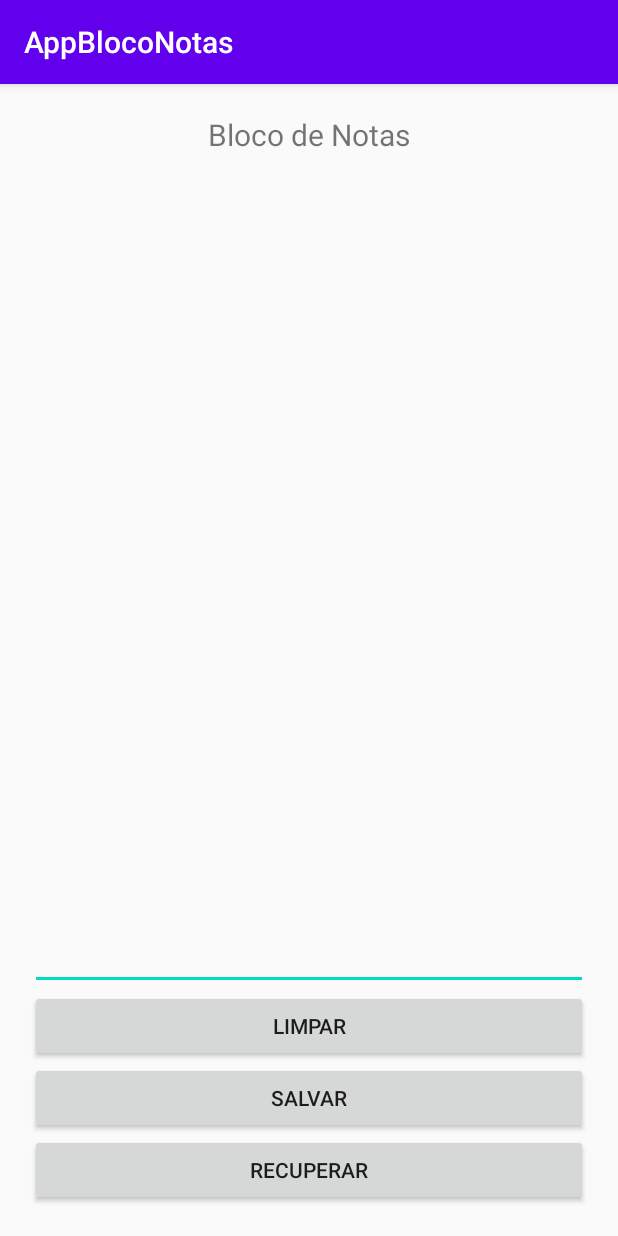
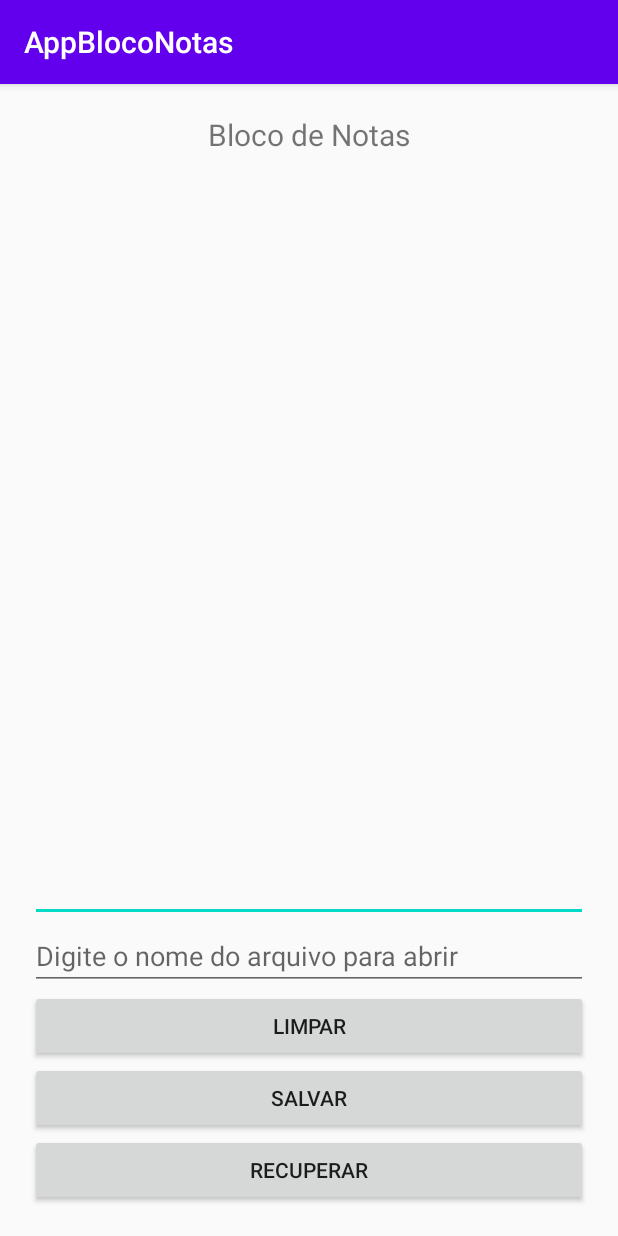
Before and after one commit to gmcalixto/androidapps-blocodenotas, an Android app: the screen it shows after launch (MainActivity), after a tap on "SALVAR", on a phone screen of 412 x 824 dp. Run offline under Robolectric (Android 15) with nearby library versions, the phone set to English and light mode, and no system bars.

Commit message:
Adicionando opção para gravar mais de um arquivo

```diff
--- a/app/src/main/java/com/example/appbloconotas/MainActivity.java
+++ b/app/src/main/java/com/example/appbloconotas/MainActivity.java
@@ -27,13 +27,14 @@ public class MainActivity extends AppCompatActivity {
         setContentView(R.layout.activity_main);
 
         //obtendo caminho de gravação do arquivos
-        this.fileName = getApplicationContext().getFilesDir().getPath().toString() + "/fiap.txt";
+        this.fileName = getApplicationContext().getFilesDir().getPath() + "/";
 
         //chamada dos elementos de tela em objetos
         final EditText contentBox = findViewById(R.id.contextBox);
-        Button btLimpar = findViewById(R.id.btLimpar);
-        Button btSalvar = findViewById(R.id.btSalvar);
-        Button btRecuperar = findViewById(R.id.btRecuperar);
+        final EditText fileNameToOpen = findViewById(R.id.txtNomeArquivo);
+        final Button btLimpar = findViewById(R.id.btLimpar);
+        final Button btSalvar = findViewById(R.id.btSalvar);
+        final Button btRecuperar = findViewById(R.id.btRecuperar);
 
         //listeners de tocar no botão para disparar eventos
         btLimpar.setOnClickListener(new View.OnClickListener() {
@@ -46,8 +47,16 @@ public class MainActivity extends AppCompatActivity {
         btSalvar.setOnClickListener(new View.OnClickListener() {
             @Override
             public void onClick(View v) {
-                String content = contentBox.getText().toString();
-                MainActivity.this.gravaDadosArquivo(fileName,content);
+                if(fileNameToOpen.getText().length() == 0){
+                    Toast.makeText(MainActivity.this, "Nome de arquivo vazio", Toast.LENGTH_SHORT).show();
+                }
+                else{
+                    String completeFN  = fileName + fileNameToOpen.getText().toString();
+                    String content = contentBox.getText().toString();
+                    MainActivity.this.gravaDadosArquivo(completeFN,content);
+                }
+
+
 
             }
         });
@@ -55,8 +64,14 @@ public class MainActivity extends AppCompatActivity {
         btRecuperar.setOnClickListener(new View.OnClickListener() {
             @Override
             public void onClick(View v) {
-                String content = recuperaDadosArquivo(fileName);
-                contentBox.setText(content);
+                if(fileNameToOpen.getText().length() == 0){
+                    Toast.makeText(MainActivity.this, "Nome de arquivo vazio", Toast.LENGTH_SHORT).show();
+                }
+                else{
+                    String completeFN  = fileName + fileNameToOpen.getText().toString();
+                    String content = recuperaDadosArquivo(completeFN);
+                    contentBox.setText(content);
+                }
             }
         });
 
@@ -68,6 +83,7 @@ public class MainActivity extends AppCompatActivity {
             OutputStreamWriter bufferSaida = new OutputStreamWriter(new FileOutputStream(fileName),"UTF-8");
             bufferSaida.write(data);
             bufferSaida.close();
+            Toast.makeText(this, "Salvo!", Toast.LENGTH_SHORT).show();
         }
         catch(FileNotFoundException e){
             Toast.makeText(this, "Falha na abertura do arquivo", Toast.LENGTH_SHORT).show();
@@ -93,6 +109,7 @@ public class MainActivity extends AppCompatActivity {
                 linha = bufferedReader.readLine();
             }
 
+            Toast.makeText(this, "Recuperado!", Toast.LENGTH_SHORT).show();
             return sb.toString();
 
         }
--- a/app/src/main/res/layout/activity_main.xml
+++ b/app/src/main/res/layout/activity_main.xml
@@ -24,6 +24,12 @@
         android:gravity="start|top"
         android:inputType="textMultiLine"/>
 
+    <EditText
+        android:id="@+id/txtNomeArquivo"
+        android:layout_width="match_parent"
+        android:layout_height="wrap_content"
+        android:hint="Digite o nome do arquivo para abrir"/>
+
     <Button
         android:id="@+id/btLimpar"
         android:layout_width="match_parent"
```
